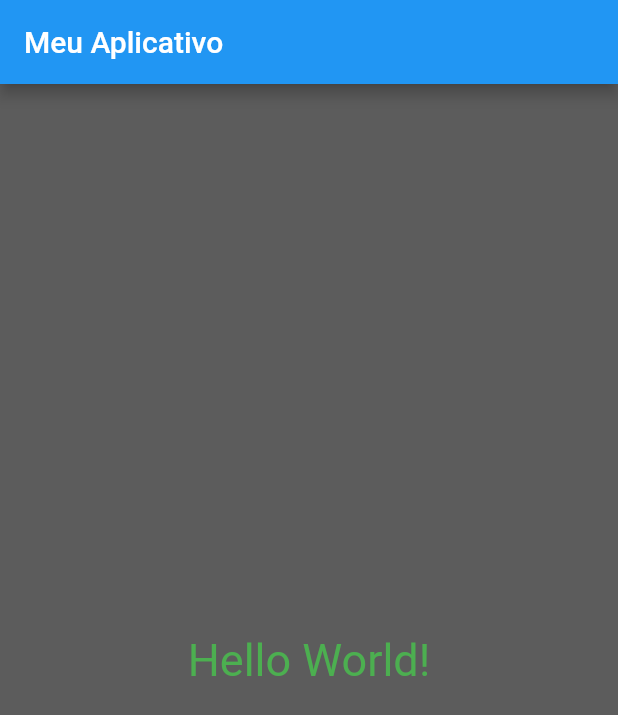
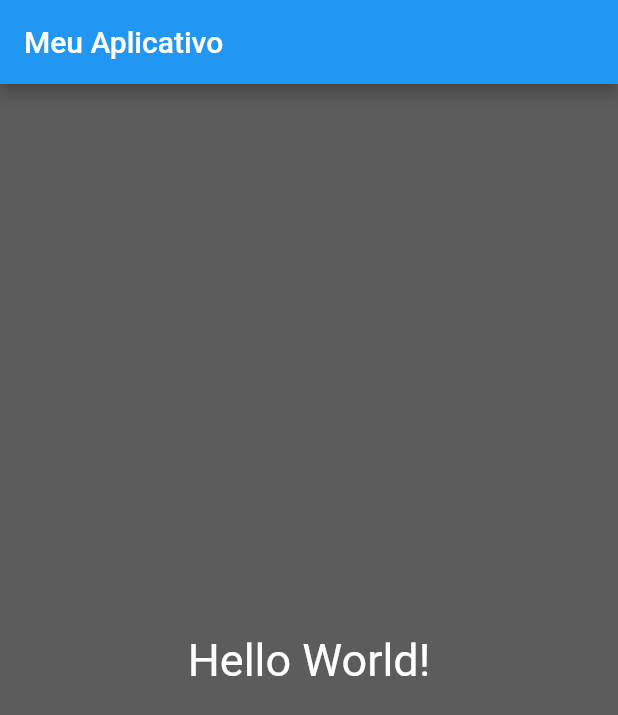
Before and after one commit to carlosfilhou/movie-catalog, a Flutter app: the screen it shows after launch, on a phone screen of 412 x 824 dp. Shown: the top 715 px of the screen. Run offline on Flutter 3.47's test engine with Material 2 defaults, Android fonts, the light colour scheme and no system bars.

Commit message:
docs-main

```diff
--- a/lib/main.dart
+++ b/lib/main.dart
@@ -30,7 +30,7 @@ class HomePage extends StatelessWidget {
             'Hello World!',
             style: TextStyle(
               fontSize: 30,
-              color: Colors.green,
+              color: Colors.white,
             ),
           ),
         ),
```
